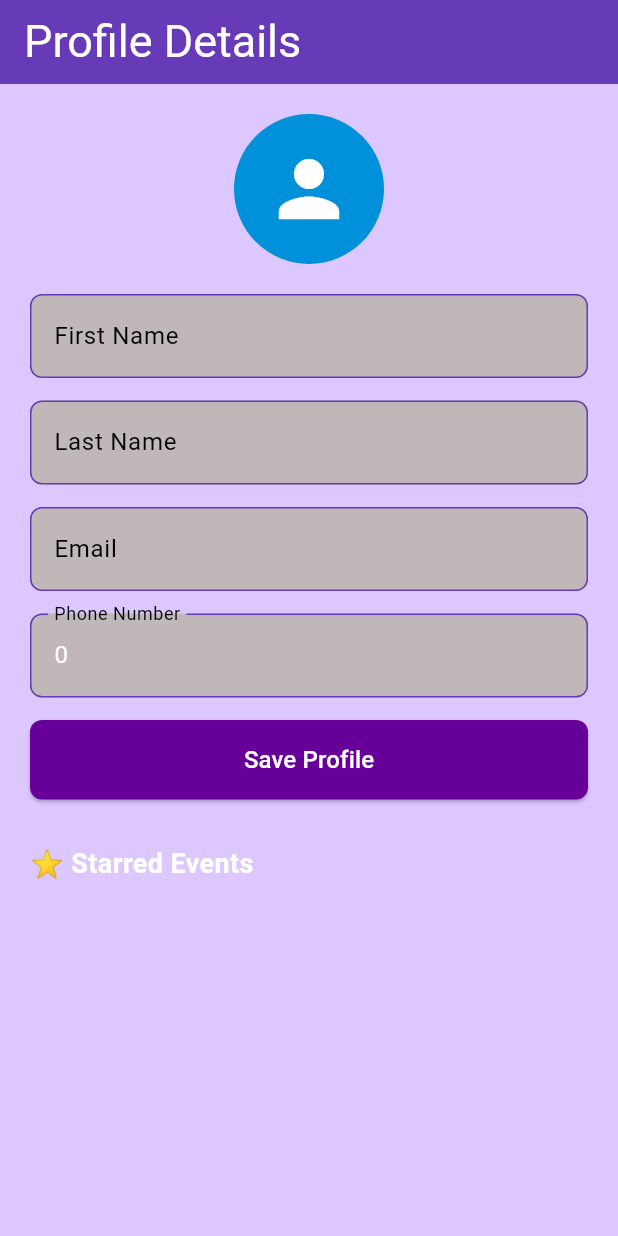
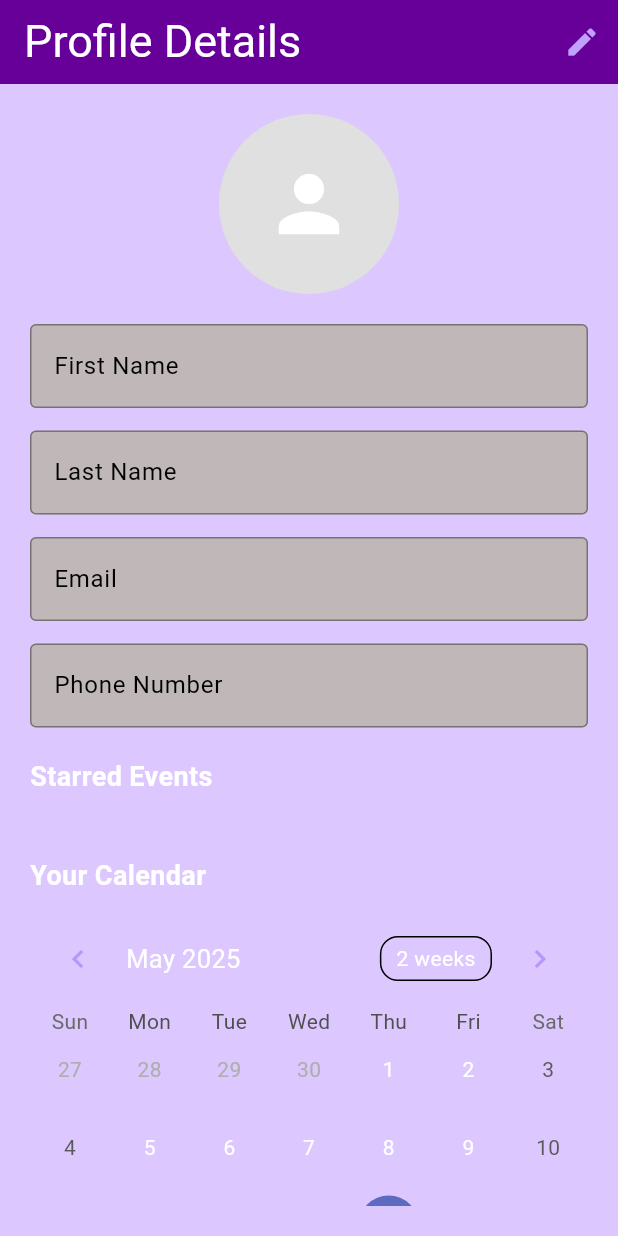
Before and after one commit to Uni-Pulse/uni_pulse, a Flutter app: the ProfileScreen screen opened directly, on a phone screen of 412 x 824 dp. Run offline on Flutter 3.47's test engine with Material 3 defaults, Android fonts, the phone set to English and light mode, and no system bars; drawn by our look-alikes of table_calendar; our stand-ins replace cloud_firestore, firebase_auth, firebase_core, firebase_storage, flutter_riverpod, image_picker; accounts and stored records are empty.

Commit message:
re-adding profile

```diff
--- a/lib/Screens/profile_screen.dart
+++ b/lib/Screens/profile_screen.dart
@@ -3,21 +3,16 @@ import 'package:firebase_auth/firebase_auth.dart';
 import 'package:cloud_firestore/cloud_firestore.dart';
 import 'package:image_picker/image_picker.dart';
 import 'dart:io';
-import 'package:flutter_riverpod/flutter_riverpod.dart';
-import 'package:uni_pulse/Providers/events_provider.dart';
+import 'package:table_calendar/table_calendar.dart';
 
-
-class ProfileScreen extends ConsumerStatefulWidget {
+class ProfileScreen extends StatefulWidget {
   const ProfileScreen({super.key});
 
   @override
-
-  ConsumerState<ProfileScreen> createState() {
-    return _ProfileScreenState();
+  _ProfileScreenState createState() => _ProfileScreenState();
 }
 
-}
-class _ProfileScreenState extends ConsumerState<ProfileScreen> {
+class _ProfileScreenState extends State<ProfileScreen> {
   final _formKey = GlobalKey<FormState>();
   late TextEditingController _nameController;
   late TextEditingController _lastNameController;
@@ -28,43 +23,147 @@ class _ProfileScreenState extends ConsumerState<ProfileScreen> {
   String _lastname = '';
   String _email = '';
   int _phonenum = 0;
-  final String _profileImageUrl = '';
-  final bool _isEditing = false;
+  String _profileImageUrl = '';
+  bool _isEditing = false;
   File? _selectedImageFile;
-  final DateTime _selectedDay = DateTime.now();
-  final DateTime _focusedDay = DateTime.now();
-  final List<String> _starredEvents = [];
-  late Future<dynamic> currentUserFuture;
+  DateTime _selectedDay = DateTime.now();
+  DateTime _focusedDay = DateTime.now();
+  List<String> _starredEvents = [];
 
   @override
   void initState() {
     super.initState();
-
-    currentUserFuture = Future.value(ref.read(accountsProvider.notifier).currentUser);
+    _nameController = TextEditingController();
+    _lastNameController = TextEditingController();
+    _emailController = TextEditingController();
+    _phoneController = TextEditingController();
+    _fetchUserData();
   }
 
+  Future<void> _fetchUserData() async {
+    final currentUser = FirebaseAuth.instance.currentUser;
+    if (currentUser != null) {
+      final doc = await FirebaseFirestore.instance.collection('users').doc(currentUser.email).get();
+      final data = doc.data();
+      if (data != null) {
+        setState(() {
+          _name = data['firstName'];
+          _lastname = data['lastName'];
+          _email = data['email'];
+          _phonenum = int.parse(data['phoneNum']);
+          _profileImageUrl = data['profileImageUrl'] ?? '';
+          _starredEvents = List<String>.from(data['starredEvents'] ?? []);
+          _nameController.text = _name;
+          _lastNameController.text = _lastname;
+          _emailController.text = _email;
+          _phoneController.text = _phonenum.toString();
+        });
+      }
+    }
+  }
 
+  Future<void> _pickImage() async {
+    final ImagePicker picker = ImagePicker();
+    final XFile? image = await picker.pickImage(source: ImageSource.gallery);
+    if (image != null) {
+      setState(() {
+        _selectedImageFile = File(image.path);
+        _profileImageUrl = '';
+      });
+    }
+  }
+
+  Future<void> _saveProfile() async {
+    if (_formKey.currentState?.validate() ?? false) {
+      _formKey.currentState?.save();
+      try {
+        final userEmail = FirebaseAuth.instance.currentUser!.email;
+        await FirebaseFirestore.instance.collection('users').doc(userEmail).update({
+          'firstName': _name,
+          'lastName': _lastname,
+          'email': _email,
+          'phoneNum': _phonenum.toString(),
+          'starredEvents': _starredEvents,
+        });
+        setState(() => _isEditing = false);
+        ScaffoldMessenger.of(context).showSnackBar(
+          const SnackBar(content: Text('Profile updated successfully!')),
+        );
+      } catch (e) {
+        ScaffoldMessenger.of(context).showSnackBar(
+          SnackBar(content: Text('Failed to update profile: $e')),
+        );
+      }
+    }
+  }
+
+  void _toggleStarredEvent(String eventName) {
+    setState(() {
+      if (_starredEvents.contains(eventName)) {
+        _starredEvents.remove(eventName);
+      } else {
+        _starredEvents.add(eventName);
+      }
+    });
+  }
+
+  void _confirmDeleteAccount() {
+    showDialog(
+      context: context,
+      builder: (context) => AlertDialog(
+        title: const Text('Delete Account'),
+        content: const Text('Are you sure you want to delete your account? This action cannot be undone.'),
+        actions: [
+          TextButton(
+            child: const Text('Cancel'),
+            onPressed: () => Navigator.of(context).pop(),
+          ),
+          TextButton(
+            child: const Text('Delete', style: TextStyle(color: Colors.red)),
+            onPressed: () {
+              Navigator.of(context).pop();
+              _deleteAccount();
+            },
+          ),
+        ],
+      ),
+    );
+  }
+
+  Future<void> _deleteAccount() async {
+    try {
+      final user = FirebaseAuth.instance.currentUser;
+      final email = user?.email;
+      if (email != null) {
+        await FirebaseFirestore.instance.collection('users').doc(email).delete();
+      }
+      await user?.delete();
+      if (mounted) {
+        Navigator.of(context).pushReplacementNamed('/login');
+      }
+    } catch (e) {
+      ScaffoldMessenger.of(context).showSnackBar(
+        SnackBar(content: Text('Error deleting account: $e')),
+      );
+    }
+  }
 
   @override
   Widget build(BuildContext context) {
-    return FutureBuilder(
-        future: currentUserFuture,
-        builder: (context, snapshot) {
-          if (snapshot.connectionState == ConnectionState.waiting) {
-            return Center(child: CircularProgressIndicator());
-          } else if (snapshot.hasError) {
-            return Center(child: Text('Error: ${snapshot.error}'));
-          } else {
-            final currentUser = snapshot.data;
-            _name = currentUser.firstName;
-            _email = currentUser.email;
-            _lastname = currentUser.lastName;
-            _phonenum = currentUser.phoneNum;
-
     return Scaffold(
       appBar: AppBar(
-                title: Text('Profile Details'),
-                backgroundColor: Theme.of(context).colorScheme.primary,
+        title: const Text('Profile Details'),
+        backgroundColor: const Color(0xFF660099),
+        actions: [
+          IconButton(
+            icon: Icon(_isEditing ? Icons.close : Icons.edit),
+            onPressed: () {
+              setState(() {
+                _isEditing = !_isEditing;
+              });
+            },
+          ),
+        ],
       ),
       body: Padding(
         padding: const EdgeInsets.all(20.0),
@@ -72,138 +171,122 @@ class _ProfileScreenState extends ConsumerState<ProfileScreen> {
           key: _formKey,
           child: ListView(
             children: [
+              Center(
+                child: Stack(
+                  alignment: Alignment.center,
+                  children: [
                     CircleAvatar(
-                        radius: 50,
-                        backgroundColor: Color(0xFF0091DA),
-                        child:
-                            Icon(Icons.person, size: 60, color: Colors.white),
+                      radius: 60,
+                      backgroundColor: Colors.grey.shade300,
+                      child: _selectedImageFile != null
+                          ? ClipOval(child: Image.file(_selectedImageFile!, fit: BoxFit.cover, width: 120, height: 120))
+                          : _profileImageUrl.isNotEmpty
+                          ? ClipOval(child: Image.network(_profileImageUrl, fit: BoxFit.cover, width: 120, height: 120))
+                          : const Icon(Icons.person, size: 60),
                     ),
-                      SizedBox(height: 20),
+                    if (_isEditing)
+                      Positioned(
+                        bottom: 0,
+                        right: 0,
+                        child: IconButton(
+                          icon: const Icon(Icons.edit, color: Colors.white),
+                          onPressed: _pickImage,
+                        ),
+                      ),
+                  ],
+                ),
+              ),
+              const SizedBox(height: 20),
 
-                      // Name
               TextFormField(
-                        initialValue: _name,
-                        decoration: InputDecoration(
-                          labelText: 'First Name',
-                          border: OutlineInputBorder(),
-                        ),
+                controller: _nameController,
+                enabled: _isEditing,
+                decoration: const InputDecoration(labelText: 'First Name', border: OutlineInputBorder()),
                 onSaved: (value) => _name = value ?? '',
               ),
-                      SizedBox(height: 15),
+              const SizedBox(height: 15),
 
-                      // Last Name
               TextFormField(
-                        initialValue: _lastname,
-                        decoration: InputDecoration(
-                          labelText: 'Last Name',
-                          border: OutlineInputBorder(),
-                        ),
+                controller: _lastNameController,
+                enabled: _isEditing,
+                decoration: const InputDecoration(labelText: 'Last Name', border: OutlineInputBorder()),
                 onSaved: (value) => _lastname = value ?? '',
               ),
-                      SizedBox(height: 15),
+              const SizedBox(height: 15),
 
-                      // Email
               TextFormField(
-                        initialValue: _email,
-                        decoration: InputDecoration(
-                          labelText: 'Email',
-                          border: OutlineInputBorder(),
-                        ),
+                controller: _emailController,
+                enabled: _isEditing,
+                decoration: const InputDecoration(labelText: 'Email', border: OutlineInputBorder()),
                 keyboardType: TextInputType.emailAddress,
                 onSaved: (value) => _email = value ?? '',
               ),
-                      SizedBox(height: 15),
+              const SizedBox(height: 15),
 
-                      // Phone Number
               TextFormField(
-                        initialValue: _phonenum.toString(),
-                        decoration: InputDecoration(
-                          labelText: 'Phone Number',
-                          border: OutlineInputBorder(),
+                controller: _phoneController,
+                enabled: _isEditing,
+                decoration: const InputDecoration(labelText: 'Phone Number', border: OutlineInputBorder()),
+                keyboardType: TextInputType.phone,
+                onSaved: (value) => _phonenum = int.tryParse(value ?? '') ?? 0,
               ),
-                        keyboardType: TextInputType.phone,
-                        onSaved: (value) => _lastname = value ?? '',
-                      ),
-                      SizedBox(height: 15),
+              const SizedBox(height: 20),
 
+              if (_isEditing)
+                Column(
+                  children: [
                     ElevatedButton(
                       style: ElevatedButton.styleFrom(
-                          backgroundColor: Color(0xFF660099),
-                          padding: EdgeInsets.symmetric(vertical: 15),
+                        backgroundColor: const Color(0xFF660099),
+                        padding: const EdgeInsets.symmetric(vertical: 15),
                       ),
-                        onPressed: () async {
-                          // Save the form data
-                          if (_formKey.currentState?.validate() ?? false) {
-                            _formKey.currentState?.save();
+                      onPressed: _saveProfile,
+                      child: const Text('Save Profile', style: TextStyle(fontSize: 16, color: Colors.white)),
+                    ),
+                    const SizedBox(height: 15),
+                    ElevatedButton(
+                      style: ElevatedButton.styleFrom(
+                        backgroundColor: Colors.red,
+                        padding: const EdgeInsets.symmetric(vertical: 15),
+                      ),
+                      onPressed: _confirmDeleteAccount,
+                      child: const Text('Delete Account', style: TextStyle(fontSize: 16, color: Colors.white)),
+                    ),
+                    const SizedBox(height: 30),
+                  ],
+                ),
 
-                            try {
-                              // Get the current user's ID
-                              final userEmail =
-                                  FirebaseAuth.instance.currentUser!.email;
-
-                              // Update the user's data in Firestore
-                              await FirebaseFirestore.instance
-                                  .collection('users')
-                                  .doc(userEmail)
-                                  .update({
-                                'firstName': _name,
-                                'lastName': _lastname,
-                                'email': _email,
-                                'phoneNum': _phonenum
-                                    .toString(), // Ensure phoneNum is saved as a String
-                              });
-
-                              // Show a success message
-                              ScaffoldMessenger.of(context).showSnackBar(
-                                const SnackBar(
-                                    content:
-                                        Text('Profile updated successfully!')),
-                              );
-                            } catch (e) {
-                              // Handle errors
-                              ScaffoldMessenger.of(context).showSnackBar(
-                                SnackBar(
-                                    content:
-                                        Text('Failed to update profile: $e')),
-                              );
-                            }
-                          }
-                        },
-                        child: Text(
-                          'Save Profile',
-                          style: TextStyle(fontSize: 16, color: Colors.white),
+              const Text('Starred Events', style: TextStyle(fontSize: 18, fontWeight: FontWeight.bold)),
+              const SizedBox(height: 10),
+              for (var event in _starredEvents)
+                ListTile(
+                  title: Text(event),
+                  trailing: IconButton(
+                    icon: const Icon(Icons.star, color: Colors.amber),
+                    onPressed: () => _toggleStarredEvent(event),
                   ),
                 ),
+              const SizedBox(height: 30),
 
-                      SizedBox(height: 30),
-                      Text(
-                        '⭐ Starred Events',
-                        style: TextStyle(
-                            fontSize: 18, fontWeight: FontWeight.bold),
+              const Text('Your Calendar', style: TextStyle(fontSize: 18, fontWeight: FontWeight.bold)),
+              const SizedBox(height: 10),
+              TableCalendar(
+                firstDay: DateTime.utc(2022, 01, 01),
+                lastDay: DateTime.utc(2025, 12, 31),
+                focusedDay: _focusedDay,
+                selectedDayPredicate: (day) => isSameDay(day, _selectedDay),
+                onDaySelected: (selectedDay, focusedDay) {
+                  setState(() {
+                    _selectedDay = selectedDay;
+                    _focusedDay = focusedDay;
+                  });
+                },
               ),
-                      SizedBox(height: 10),
-
-                      // Scrollable List of Starred Events
-                      ...currentUser.favouriteEvents.map((event) => Card(
-                            elevation: 3,
-                            margin: EdgeInsets.symmetric(vertical: 8),
-                            child: ListTile(
-                              leading:
-                                  Icon(Icons.event, color: Color(0xFF0091DA)),
-                              title: Text(event.eventName,
-                                  style:
-                                      TextStyle(fontWeight: FontWeight.w600)),
-                              subtitle: Text(
-                                  '${event.date} • ${event.ticketPrice}'),
-                            ),
-                          )),
+              const SizedBox(height: 20),
             ],
           ),
         ),
       ),
     );
   }
-        });
-
 }
-}
--- a/pubspec.yaml
+++ b/pubspec.yaml
@@ -60,6 +60,7 @@ dependencies:
   cupertino_icons: ^1.0.8
   cloud_firestore: ^5.6.6
   firebase_storage: ^12.4.5
+  table_calendar: ^3.2.0
 
 dev_dependencies:
   flutter_test:
```
Also changed, not shown: pubspec.lock. Lines whose indentation alone changed are shown as unchanged.
